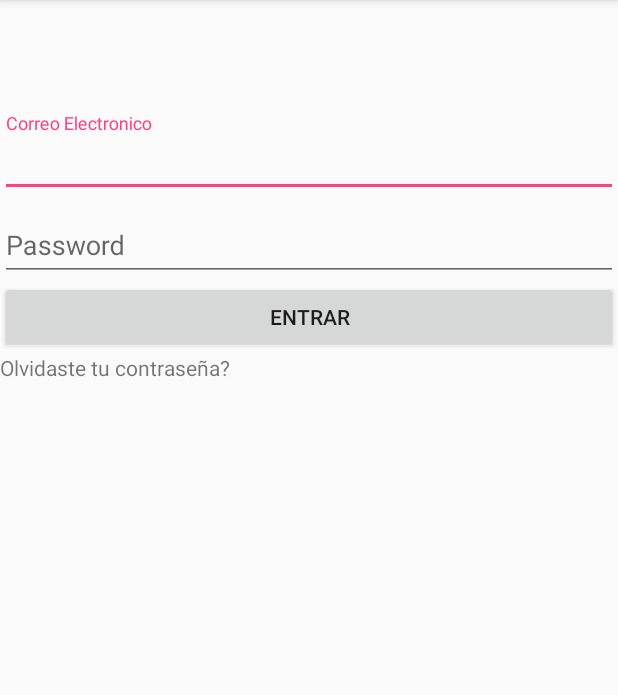
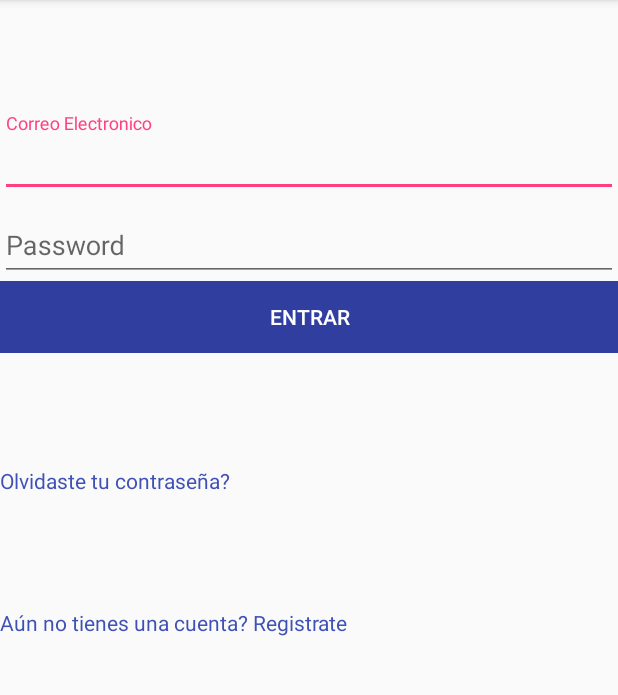
Before and after one commit to marguirrem/AduioMP3, an Android app: the screen it shows after launch (LoginActivity), on a phone screen of 412 x 824 dp, the part 84-779 px from its top. Run offline under Robolectric (Android 15) with nearby library versions, the phone set to English and light mode, and no system bars; our stand-ins replace ButterKnife.

Commit message:
Login Activity onclick added

```diff
--- a/app/src/main/java/com/audiomp3/audiomp3/activities/LoginActivity.java
+++ b/app/src/main/java/com/audiomp3/audiomp3/activities/LoginActivity.java
@@ -1,14 +1,15 @@
 package com.audiomp3.audiomp3.activities;
 
+import android.content.Intent;
 import android.os.Bundle;
-import android.support.v4.widget.ContentLoadingProgressBar;
 import android.support.v7.app.AppCompatActivity;
 import android.view.View;
 import android.widget.Button;
 import android.widget.EditText;
-
+import android.widget.ProgressBar;
+import android.widget.TextView;
+import android.widget.Toast;
 import com.audiomp3.audiomp3.R;
-
 import butterknife.BindView;
 import butterknife.ButterKnife;
 import butterknife.OnClick;
@@ -22,20 +23,33 @@ public class LoginActivity extends AppCompatActivity {
     @BindView(R.id.btnSigIn)
     Button btnIniciar;
     @BindView(R.id.progresBar)
-    ContentLoadingProgressBar progressBar;
+    ProgressBar progressBar;
+    @BindView(R.id.tvMessagePassword)
+    TextView tvMessagePassword;
+    @BindView(R.id.tvMessageSignUp)
+    TextView tvMessageSignUp;
 
     @Override
     protected void onCreate(Bundle savedInstanceState) {
         super.onCreate(savedInstanceState);
         setContentView(R.layout.activity_login);
         ButterKnife.bind(this);
-
-
-
     }
 
     @OnClick(R.id.btnSigIn)
     public void singIn(){
         progressBar.setVisibility(View.VISIBLE);
     }
+
+    @OnClick(R.id.tvMessageSignUp)
+    public void singUp(){
+        Intent intent = new Intent(LoginActivity.this,RegisterActivity.class);
+        startActivity(intent);
+        finish();
+    }
+
+    @OnClick(R.id.tvMessagePassword)
+    public void recoverPassword(){
+        Toast.makeText(this, "Recover Password", Toast.LENGTH_SHORT).show();
+    }
 }
--- a/app/src/main/res/layout/activity_login.xml
+++ b/app/src/main/res/layout/activity_login.xml
@@ -1,6 +1,5 @@
 <?xml version="1.0" encoding="utf-8"?>
 <LinearLayout xmlns:android="http://schemas.android.com/apk/res/android"
-    xmlns:app="http://schemas.android.com/apk/res-auto"
     xmlns:tools="http://schemas.android.com/tools"
     android:layout_width="match_parent"
     android:layout_height="wrap_content"
@@ -42,9 +41,9 @@
             android:id="@+id/btnSigIn"
             android:layout_width="match_parent"
             android:layout_height="wrap_content"
+            android:background="@color/colorPrimaryDark"
+            android:textColor="@color/colorWhite"
             android:text="@string/login.btnSigIn" />
-
-
     </LinearLayout>
 
     <android.support.v4.widget.ContentLoadingProgressBar
@@ -60,6 +59,15 @@
         android:id="@+id/tvMessagePassword"
         android:layout_width="wrap_content"
         android:layout_height="wrap_content"
-        android:text="@string/login.tv.message.password"/>
+        android:layout_marginTop="@dimen/login.margin_top"
+        android:text="@string/login.tv.message.password"
+        android:textColor="@color/colorPrimary"/>
+    <TextView
+        android:id="@+id/tvMessageSignUp"
+        android:layout_width="wrap_content"
+        android:layout_height="wrap_content"
+        android:layout_marginTop="@dimen/login.margin_top"
+        android:text="@string/login.tv.message.singup"
+        android:textColor="@color/colorPrimary"/>
 
 </LinearLayout>
--- a/app/src/main/res/values/colors.xml
+++ b/app/src/main/res/values/colors.xml
@@ -3,4 +3,5 @@
     <color name="colorPrimary">#3F51B5</color>
     <color name="colorPrimaryDark">#303F9F</color>
     <color name="colorAccent">#FF4081</color>
+    <color name="colorWhite">#FFF</color>
 </resources>
--- a/app/src/main/res/values/strings.xml
+++ b/app/src/main/res/values/strings.xml
@@ -5,6 +5,7 @@
     <string name="login.btnSigIn">Entrar</string>
     <string name="login.btnSigUp">Registrarse</string>
     <string name="login.tv.message.password">Olvidaste tu contraseña?</string>
+    <string name="login.tv.message.singup">Aún no tienes una cuenta? Registrate</string>
 
     <string name="registro.et.tipoDocumento">Tipo de documento</string>
 
```
Also changed, not shown: 396 other files.
